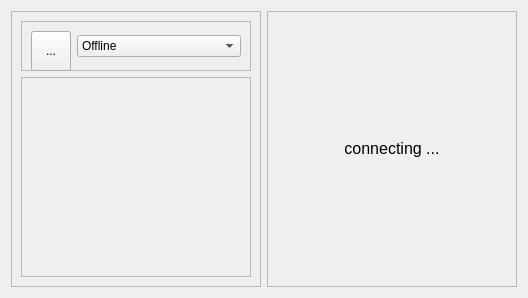
Above: plugins/buddycloud/buddycloud_view.ui from marosi/SocialDesktopClient before the change. Below: the same form after it.
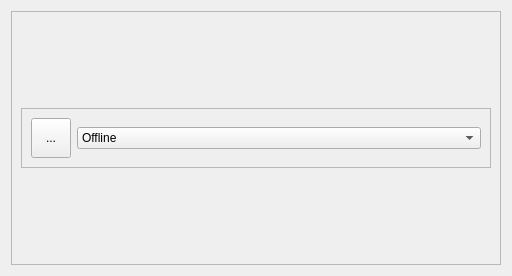
That is the form after the change.

Commit message: content/model -> widget factory core mechanism implemented, QSettings introduced

```diff
--- a/plugins/buddycloud/buddycloud_view.ui
+++ b/plugins/buddycloud/buddycloud_view.ui
@@ -86,89 +86,6 @@
         </layout>
        </widget>
       </item>
-      <item>
-       <widget class="QFrame" name="contactPanel">
-        <property name="minimumSize">
-         <size>
-          <width>0</width>
-          <height>200</height>
-         </size>
-        </property>
-        <property name="frameShape">
-         <enum>QFrame::StyledPanel</enum>
-        </property>
-        <property name="frameShadow">
-         <enum>QFrame::Raised</enum>
-        </property>
-        <layout class="QGridLayout" name="gridLayout_2">
-         <item row="0" column="0">
-          <layout class="QVBoxLayout" name="contactPanelLayout">
-           <item>
-            <spacer name="verticalSpacer">
-             <property name="orientation">
-              <enum>Qt::Vertical</enum>
-             </property>
-             <property name="sizeHint" stdset="0">
-              <size>
-               <width>20</width>
-               <height>40</height>
-              </size>
-             </property>
-            </spacer>
-           </item>
-          </layout>
-         </item>
-        </layout>
-       </widget>
-      </item>
-     </layout>
-    </widget>
-   </item>
-   <item>
-    <widget class="QFrame" name="contentFrame">
-     <property name="sizePolicy">
-      <sizepolicy hsizetype="MinimumExpanding" vsizetype="Preferred">
-       <horstretch>0</horstretch>
-       <verstretch>0</verstretch>
-      </sizepolicy>
-     </property>
-     <property name="minimumSize">
-      <size>
-       <width>250</width>
-       <height>0</height>
-      </size>
-     </property>
-     <property name="frameShape">
-      <enum>QFrame::StyledPanel</enum>
-     </property>
-     <property name="frameShadow">
-      <enum>QFrame::Raised</enum>
-     </property>
-     <layout class="QHBoxLayout" name="horizontalLayout_3">
-      <item>
-       <widget class="QLabel" name="connectingMessage">
-        <property name="enabled">
-         <bool>true</bool>
-        </property>
-        <property name="sizePolicy">
-         <sizepolicy hsizetype="Minimum" vsizetype="Fixed">
-          <horstretch>0</horstretch>
-          <verstretch>0</verstretch>
-         </sizepolicy>
-        </property>
-        <property name="font">
-         <font>
-          <pointsize>12</pointsize>
-         </font>
-        </property>
-        <property name="text">
-         <string>connecting ...</string>
-        </property>
-        <property name="alignment">
-         <set>Qt::AlignCenter</set>
-        </property>
-       </widget>
-      </item>
      </layout>
     </widget>
    </item>
```
The commit also changes 26 other files.
